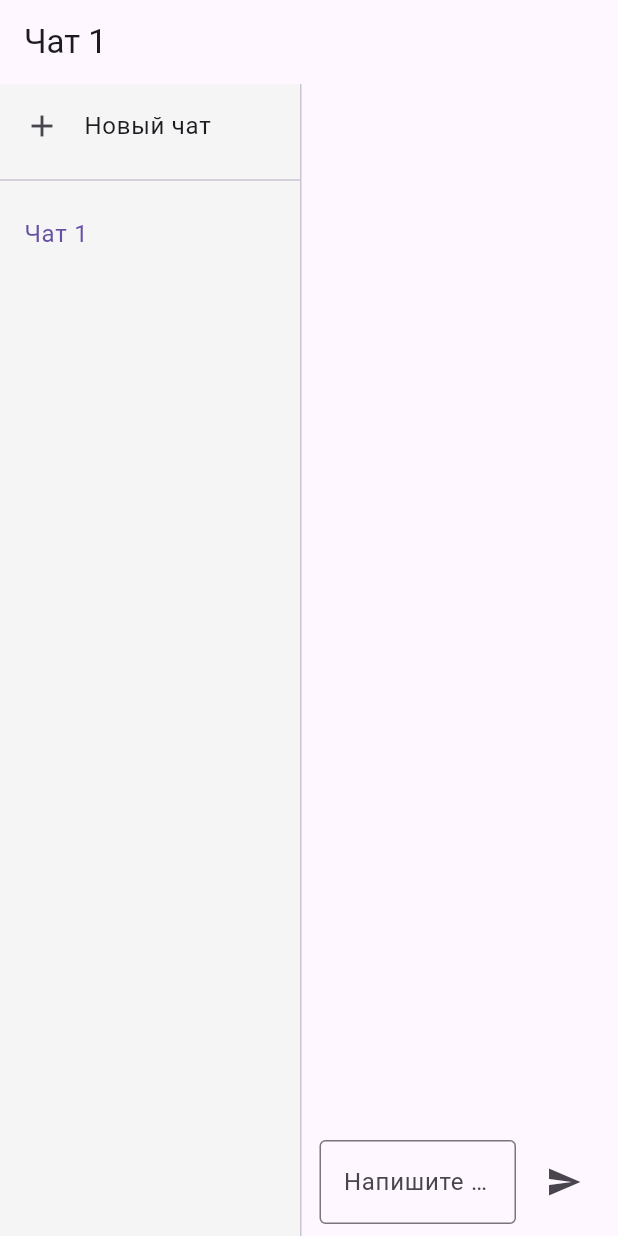
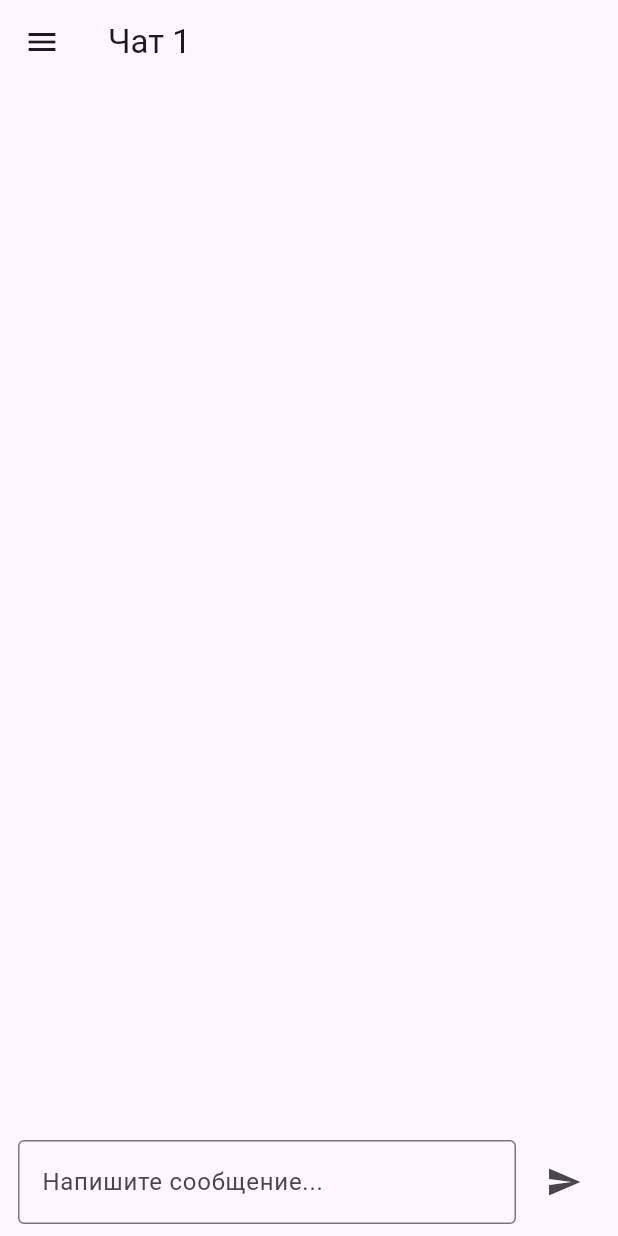
Before and after one commit to daniilmiagkov/ai_video, a Flutter app: the screen it shows after launch, on a phone screen of 412 x 824 dp. Run offline on Flutter 3.47's test engine with Material 3 defaults, Android fonts, the phone set to English and light mode, and no system bars; our stand-ins replace video_player; missing offline and left inert: file_selector.

Commit message:
add drawer without section for list chat

```diff
--- a/lib/screens/chat_screen.dart
+++ b/lib/screens/chat_screen.dart
@@ -1,8 +1,8 @@
 // lib/screens/chat_screen.dart
 import 'package:flutter/material.dart';
 import 'package:uuid/uuid.dart';
+import '../models/chat_session.dart';
 import '../models/chat_message.dart';
-import '../models/chat_session.dart';
 import '../widgets/chat_sidebar.dart';
 import '../widgets/chat_bubble.dart';
 import '../widgets/chat_input.dart';
@@ -16,7 +16,6 @@ class ChatScreen extends StatefulWidget {
 
 class _ChatScreenState extends State<ChatScreen> {
   final _uuid = const Uuid();
-
   final List<ChatSession> _sessions = [];
   String _activeSessionId = '';
 
@@ -34,66 +33,60 @@ class _ChatScreenState extends State<ChatScreen> {
     });
   }
 
-  void _selectSession(String sessionId) {
+  void _onSessionSelected(String sessionId) {
     if (sessionId.isEmpty) {
       _createNewSession();
     } else {
-      setState(() => _activeSessionId = sessionId);
+      setState(() {
+        _activeSessionId = sessionId;
+      });
     }
   }
 
   void _handleSend(String text) {
-    final session =
-        _sessions.firstWhere((s) => s.id == _activeSessionId);
+    final session = _sessions.firstWhere((s) => s.id == _activeSessionId);
     setState(() {
-      session.messages.add(ChatMessage(
-        id: _uuid.v4(),
-        text: text,
-        isUser: true,
-      ));
-      session.messages.add(ChatMessage(
-        id: _uuid.v4(),
-        text: 'Ответ ассистента...',
-        isUser: false,
-      ));
+      session.messages.add(ChatMessage(id: _uuid.v4(), text: text, isUser: true));
+      session.messages.add(ChatMessage(id: _uuid.v4(), text: 'Ответ ассистента...', isUser: false));
     });
   }
 
   @override
+ @override
 Widget build(BuildContext context) {
-    final activeSession = _sessions
-        .firstWhere((s) => s.id == _activeSessionId);
+  final activeSession = _sessions.firstWhere((s) => s.id == _activeSessionId);
 
-    return Scaffold(
-      appBar: AppBar(title: Text(activeSession.title)),
-      body: Row(
-        children: [
-          ChatSidebar(
+  return GestureDetector(
+    onTap: () => FocusScope.of(context).unfocus(),
+    child: Scaffold(
+      drawer: ChatSidebar(
         sessions: _sessions,
         activeSessionId: _activeSessionId,
-            onSessionSelected: _selectSession,
+        onSessionSelected: _onSessionSelected,
       ),
-          const VerticalDivider(width: 1),
-          Expanded(
-            child: Column(
+      appBar: AppBar(
+        title: Text(activeSession.title),
+        leading: Builder(
+          builder: (ctx) => IconButton(
+            icon: const Icon(Icons.menu),
+            onPressed: () => Scaffold.of(ctx).openDrawer(),
+          ),
+        ),
+      ),
+      body: Column(
         children: [
           Expanded(
             child: ListView.builder(
               padding: const EdgeInsets.all(12),
               itemCount: activeSession.messages.length,
-                    itemBuilder: (_, i) {
-                      return ChatBubble(
-                        message: activeSession.messages[i],
-                      );
-                    },
+              itemBuilder: (_, i) =>
+                  ChatBubble(message: activeSession.messages[i]),
             ),
           ),
           ChatInput(onSend: _handleSend),
         ],
       ),
     ),
-        ],
-      ),
   );
 }
 }
--- a/lib/screens/history_screen.dart
+++ b/lib/screens/history_screen.dart
@@ -3,7 +3,7 @@ import '../models/chat_session.dart';
 import 'chat_screen.dart';  // сейчас ChatScreen не принимает sessionId
 
 class HistoryScreen extends StatefulWidget {
-  const HistoryScreen({Key? key}) : super(key: key);
+  const HistoryScreen({super.key});
 
   @override
   State<HistoryScreen> createState() => _HistoryScreenState();
@@ -40,8 +40,8 @@ class _HistoryScreenState extends State<HistoryScreen> {
             ),
       floatingActionButton: FloatingActionButton(
         onPressed: _newSession,
+        tooltip: 'Новый чат',
         child: const Icon(Icons.add),
-        tooltip: 'Новый чат',
       ),
     );
   }
--- a/lib/widgets/chat_sidebar.dart
+++ b/lib/widgets/chat_sidebar.dart
@@ -14,28 +14,33 @@ class ChatSidebar extends StatelessWidget {
     required this.onSessionSelected,
   });
 
+  void _selectAndClose(BuildContext context, String sessionId) {
+    onSessionSelected(sessionId);
+    Navigator.of(context).pop(); // Закрыть drawer
+  }
+
   @override
   Widget build(BuildContext context) {
-    return Container(
-      width: 200,
-      color: Colors.grey[100],
+    return Drawer(
+      // Drawer уже сам задаёт ширину и фон
       child: Column(
         children: [
+          const SizedBox(height: 56, child: DrawerHeader(child: Text('Чаты'))),
           ListTile(
             leading: const Icon(Icons.add),
             title: const Text('Новый чат'),
-            onTap: () => onSessionSelected(''),
+            onTap: () => _selectAndClose(context, ''),
           ),
-          const Divider(),
+          const Divider(height: 1),
           Expanded(
             child: ListView.builder(
               itemCount: sessions.length,
-              itemBuilder: (_, i) {
-                final s = sessions[i];
+              itemBuilder: (context, index) {
+                final session = sessions[index];
                 return ListTile(
-                  title: Text(s.title),
-                  selected: s.id == activeSessionId,
-                  onTap: () => onSessionSelected(s.id),
+                  title: Text(session.title),
+                  selected: session.id == activeSessionId,
+                  onTap: () => _selectAndClose(context, session.id),
                 );
               },
             ),
```
Lines whose indentation alone changed are shown as unchanged.
